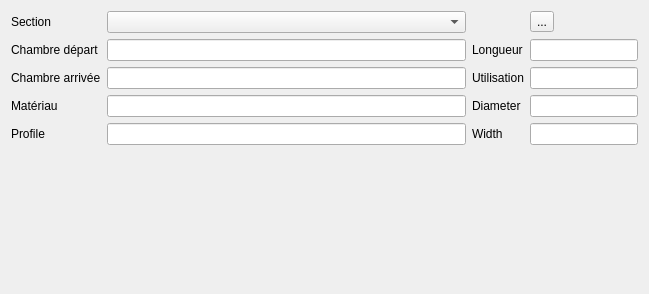
Qt form ui/ui_sectionwidget.ui (opengisch/QGIS_TEKSI_Wincan_Importer_Plugin) before a commit.
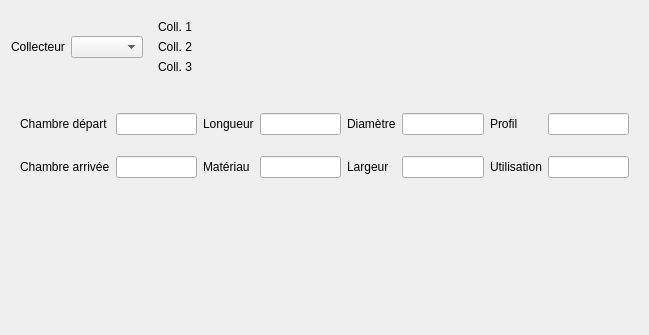
The same form after that commit. Icons and pictures are not drawn. Custom widgets are drawn as their Qt base class.

Commit message: allow multiple (3) sections to be used

```diff
--- a/ui/ui_sectionwidget.ui
+++ b/ui/ui_sectionwidget.ui
@@ -7,82 +7,152 @@
     <x>0</x>
     <y>0</y>
     <width>649</width>
-    <height>294</height>
+    <height>335</height>
    </rect>
   </property>
   <property name="windowTitle">
    <string>Form</string>
   </property>
   <layout class="QGridLayout" name="gridLayout">
-   <item row="4" column="2">
-    <widget class="QLabel" name="label_8">
-     <property name="text">
-      <string>Width</string>
-     </property>
-    </widget>
-   </item>
-   <item row="2" column="1">
-    <widget class="QLineEdit" name="endNodeEdit"/>
-   </item>
-   <item row="1" column="1">
-    <widget class="QLineEdit" name="startNodeEdit"/>
-   </item>
-   <item row="1" column="2">
-    <widget class="QLabel" name="label_3">
-     <property name="text">
-      <string>Longueur</string>
-     </property>
-    </widget>
-   </item>
-   <item row="1" column="0">
-    <widget class="QLabel" name="label">
-     <property name="text">
-      <string>Chambre départ</string>
-     </property>
-    </widget>
-   </item>
    <item row="0" column="0">
     <widget class="QLabel" name="label_9">
      <property name="text">
-      <string>Section</string>
-     </property>
-    </widget>
-   </item>
-   <item row="2" column="2">
-    <widget class="QLabel" name="label_4">
-     <property name="text">
-      <string>Utilisation</string>
-     </property>
-    </widget>
-   </item>
-   <item row="2" column="0">
-    <widget class="QLabel" name="label_2">
-     <property name="text">
-      <string>Chambre arrivée</string>
+      <string>Collecteur</string>
      </property>
     </widget>
    </item>
    <item row="0" column="1">
     <widget class="QComboBox" name="sectionCombo"/>
    </item>
-   <item row="4" column="1">
-    <widget class="QLineEdit" name="profileEdit"/>
-   </item>
-   <item row="3" column="2">
-    <widget class="QLabel" name="label_6">
-     <property name="text">
-      <string>Diameter</string>
+   <item row="0" column="2">
+    <widget class="QWidget" name="widget_2" native="true">
+     <property name="sizePolicy">
+      <sizepolicy hsizetype="MinimumExpanding" vsizetype="Preferred">
+       <horstretch>0</horstretch>
+       <verstretch>0</verstretch>
+      </sizepolicy>
      </property>
+     <layout class="QGridLayout" name="gridLayout_4">
+      <item row="1" column="0">
+       <widget class="QLabel" name="label_11">
+        <property name="text">
+         <string>Coll. 2</string>
+        </property>
+       </widget>
+      </item>
+      <item row="0" column="0">
+       <widget class="QLabel" name="label_10">
+        <property name="text">
+         <string>Coll. 1</string>
+        </property>
+       </widget>
+      </item>
+      <item row="0" column="1">
+       <widget class="FeatureSelectorWidget" name="section1Selector" native="true"/>
+      </item>
+      <item row="1" column="1">
+       <widget class="FeatureSelectorWidget" name="section2Selector" native="true"/>
+      </item>
+      <item row="2" column="0">
+       <widget class="QLabel" name="label_12">
+        <property name="text">
+         <string>Coll. 3</string>
+        </property>
+       </widget>
+      </item>
+      <item row="2" column="1">
+       <widget class="FeatureSelectorWidget" name="section3Selector" native="true"/>
+      </item>
+     </layout>
     </widget>
    </item>
-   <item row="4" column="0">
-    <widget class="QLabel" name="label_7">
-     <property name="text">
-      <string>Profile</string>
-     </property>
+   <item row="2" column="0" colspan="3">
+    <widget class="QWidget" name="widget" native="true">
+     <layout class="QGridLayout" name="gridLayout_3">
+      <item row="1" column="1">
+       <widget class="QLineEdit" name="endNodeEdit"/>
+      </item>
+      <item row="1" column="0">
+       <widget class="QLabel" name="label_2">
+        <property name="text">
+         <string>Chambre arrivée</string>
+        </property>
+       </widget>
+      </item>
+      <item row="0" column="4">
+       <widget class="QLabel" name="label_6">
+        <property name="text">
+         <string>Diamètre</string>
+        </property>
+       </widget>
+      </item>
+      <item row="0" column="2">
+       <widget class="QLabel" name="label_3">
+        <property name="text">
+         <string>Longueur</string>
+        </property>
+       </widget>
+      </item>
+      <item row="0" column="0">
+       <widget class="QLabel" name="label">
+        <property name="text">
+         <string>Chambre départ</string>
+        </property>
+       </widget>
+      </item>
+      <item row="1" column="2">
+       <widget class="QLabel" name="label_5">
+        <property name="text">
+         <string>Matériau</string>
+        </property>
+       </widget>
+      </item>
+      <item row="0" column="3">
+       <widget class="QLineEdit" name="sectionlengthEdit"/>
+      </item>
+      <item row="0" column="6">
+       <widget class="QLabel" name="label_7">
+        <property name="text">
+         <string>Profil</string>
+        </property>
+       </widget>
+      </item>
+      <item row="0" column="5">
+       <widget class="QLineEdit" name="pipeDiaEdit"/>
+      </item>
+      <item row="0" column="1">
+       <widget class="QLineEdit" name="startNodeEdit"/>
+      </item>
+      <item row="0" column="7">
+       <widget class="QLineEdit" name="profileEdit"/>
+      </item>
+      <item row="1" column="3">
+       <widget class="QLineEdit" name="pipeMaterialEdit"/>
+      </item>
+      <item row="1" column="4">
+       <widget class="QLabel" name="label_8">
+        <property name="text">
+         <string>Largeur</string>
+        </property>
+       </widget>
+      </item>
+      <item row="1" column="5">
+       <widget class="QLineEdit" name="pipeWidthEdit"/>
+      </item>
+      <item row="1" column="6">
+       <widget class="QLabel" name="label_4">
+        <property name="text">
+         <string>Utilisation</string>
+        </property>
+       </widget>
+      </item>
+      <item row="1" column="7">
+       <widget class="QLineEdit" name="sectionUseEdit"/>
+      </item>
+     </layout>
     </widget>
    </item>
-   <item row="6" column="0" colspan="5">
+   <item row="9" column="0" colspan="3">
     <widget class="InspectionWidget" name="inspectionWidget" native="true">
      <layout class="QGridLayout" name="gridLayout_2">
       <property name="leftMargin">
@@ -100,42 +170,6 @@
      </layout>
     </widget>
    </item>
-   <item row="3" column="0">
-    <widget class="QLabel" name="label_5">
-     <property name="text">
-      <string>Matériau</string>
-     </property>
-    </widget>
-   </item>
-   <item row="0" column="4">
-    <widget class="FeatureSelectorWidget" name="sectionSelector" native="true"/>
-   </item>
-   <item row="3" column="1">
-    <widget class="QLineEdit" name="pipeMaterialEdit"/>
-   </item>
-   <item row="0" column="3">
-    <widget class="QToolButton" name="searchButton">
-     <property name="text">
-      <string>...</string>
-     </property>
-     <property name="icon">
-      <iconset resource="../resources.qrc">
-       <normaloff>:/plugins/wincan2qgep/icons/magnifier13.svg</normaloff>:/plugins/wincan2qgep/icons/magnifier13.svg</iconset>
-     </property>
-    </widget>
-   </item>
-   <item row="1" column="3" colspan="2">
-    <widget class="QLineEdit" name="sectionlengthEdit"/>
-   </item>
-   <item row="2" column="3" colspan="2">
-    <widget class="QLineEdit" name="sectionUseEdit"/>
-   </item>
-   <item row="3" column="3" colspan="2">
-    <widget class="QLineEdit" name="pipeDiaEdit"/>
-   </item>
-   <item row="4" column="3" colspan="2">
-    <widget class="QLineEdit" name="pipeWidthEdit"/>
-   </item>
   </layout>
  </widget>
  <customwidgets>
```
The commit also changes 3 other files.
